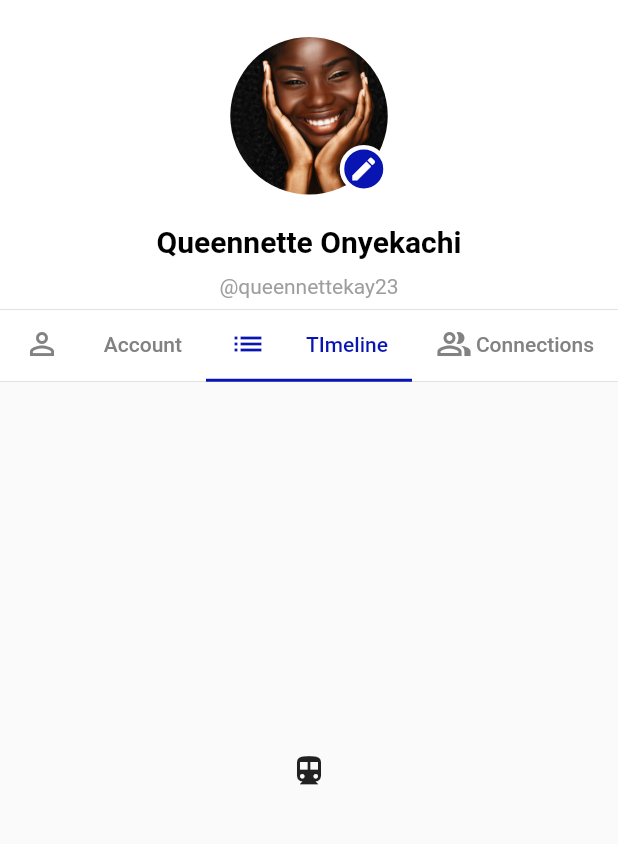
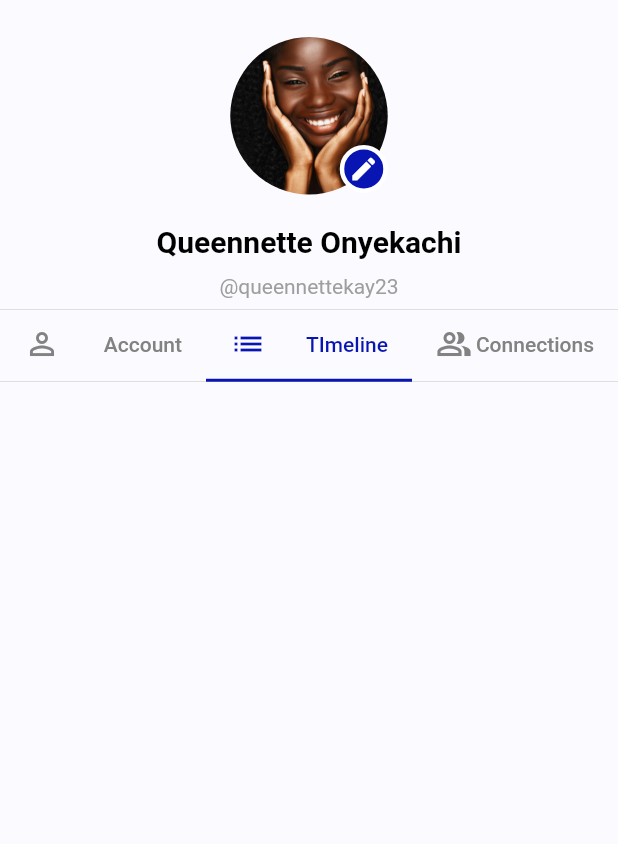
Before and after one commit to olawhizzy/Finc, a Flutter app: the screen it shows after launch, tab 2 chosen, on a phone screen of 412 x 824 dp, the part 77-921 px from its top. Run offline on Flutter 3.47's test engine with Material 2 defaults, Android fonts, the phone set to English and light mode, and no system bars; our stand-ins replace dotted_border, flutter_icons, qr_flutter.

Commit message:
change the background color

```diff
--- a/lib/constants.dart
+++ b/lib/constants.dart
@@ -7,6 +7,7 @@ const Color colorWhite = Color(0xffffffff);
 const Color colorRed = Color(0xffC44137);
 const Color primaryColor = Color(0xFF0815B3);
 const Color lightPrimaryColor = Color(0xFFE9E9FF);
+const Color extraLightPrimaryColor = Color(0xFFFBFBFF);
 var black14NormalStyle = TextStyle(
   fontStyle: FontStyle.normal,
   fontWeight: FontWeight.w400,
--- a/lib/pages/profile.dart
+++ b/lib/pages/profile.dart
@@ -1,6 +1,7 @@
 import 'package:finc/constants.dart';
 import 'package:finc/sizeConfig.dart';
 import 'package:finc/tabs/account.dart';
+import 'package:finc/tabs/timeline.dart';
 import 'package:flutter/material.dart';
 import 'package:flutter_icons/flutter_icons.dart';
 
@@ -13,14 +14,14 @@ class _ProfilePageState extends State<ProfilePage> {
   @override
   Widget build(BuildContext context) {
     return Container(
-      color: colorWhite,
+      color: extraLightPrimaryColor,
       child: SafeArea(
         child: DefaultTabController(
           length: 3,
           child: Scaffold(
             appBar: AppBar(
               elevation: 0.0,
-              backgroundColor: Colors.white,
+              backgroundColor: extraLightPrimaryColor,
               leading: Container(
                 margin: EdgeInsets.all(5),
                 child: MaterialButton(
@@ -108,7 +109,7 @@ class _ProfilePageState extends State<ProfilePage> {
             body: TabBarView(
               children: [
                 Account(),
-                Icon(Icons.directions_transit),
+                TimelinePage(),
                 Icon(Icons.directions_bike),
               ],
             ),
@@ -125,7 +126,7 @@ class _ProfilePageState extends State<ProfilePage> {
     return Container(
       margin: EdgeInsets.all(40),
       height: 350,
-      color: colorWhite,
+      //color: extraLightPrimaryColor,
       child: Column(
         mainAxisAlignment: MainAxisAlignment.center,
         children: [
--- a/lib/tabs/account.dart
+++ b/lib/tabs/account.dart
@@ -18,7 +18,7 @@ class _AccountState extends State<Account> {
         padding: EdgeInsets.all(20),
         width: SizeConfig.screenWidth,
         height: height,
-        color: colorWhite,
+        color: extraLightPrimaryColor,
         child: Column(
           children: [
             _buildGreenBackgroundBox(), //Widgeth for greenbackground color
--- /dev/null
+++ b/lib/tabs/timeline.dart
@@ -0,0 +1,27 @@
+import 'package:finc/constants.dart';
+import 'package:flutter/material.dart';
+class TimelinePage extends StatefulWidget {
+  @override
+  _TimelinePageState createState() => _TimelinePageState();
+}
+
+class _TimelinePageState extends State<TimelinePage> {
+  @override
+  Widget build(BuildContext context) {
+    return Container(
+      color: extraLightPrimaryColor,
+      child: ListView(
+        children: [
+          _buildRequestConnection(),
+        ],
+      ),
+    );
+  }
+
+  //For connection requrest
+  _buildRequestConnection() {
+    return Container(
+      margin: EdgeInsets.symmetric(horizontal: 20.0,vertical: 5),
+    );
+  }
+}
```
Also changed, not shown: lib/models/timeline.dart (added, +11 -0 lines).
